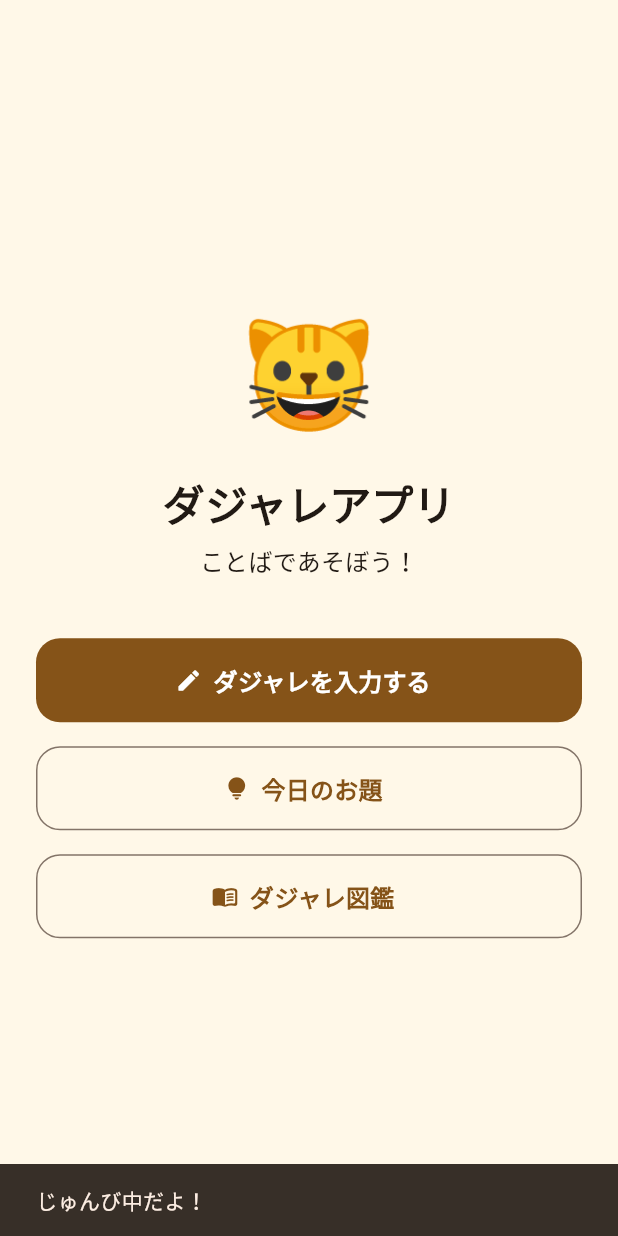
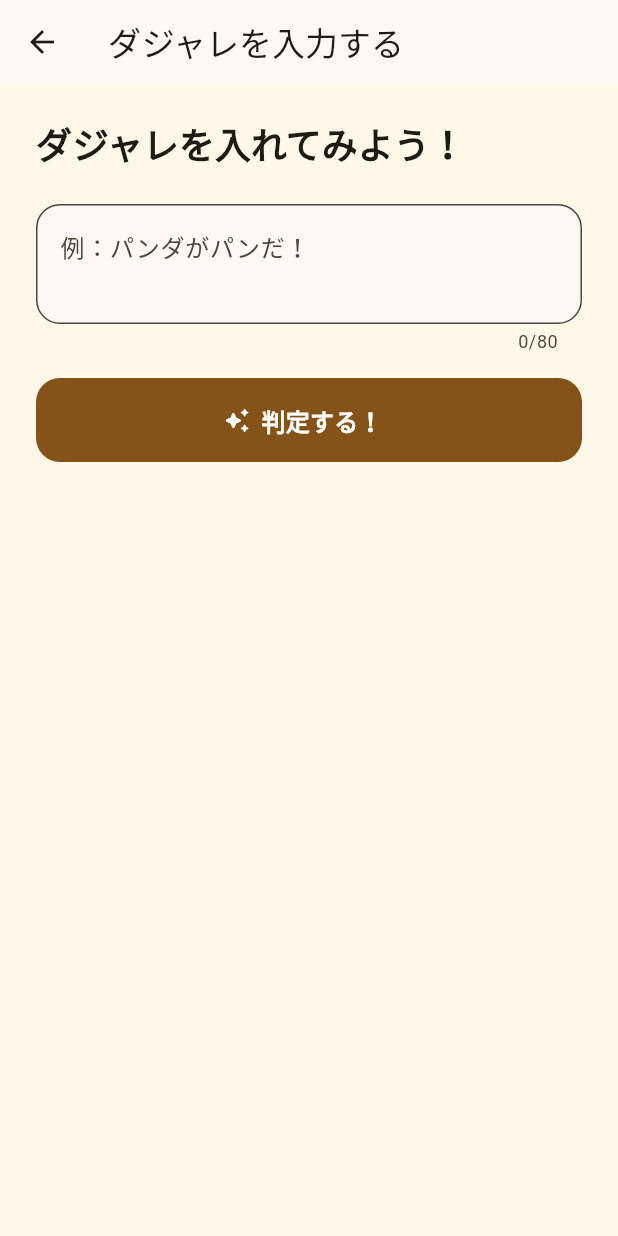
Before and after one commit to tt-chin/dajare-app, a Flutter app: the screen it shows after launch, after a tap on "ダジャレを入力する", on a phone screen of 412 x 824 dp. Run offline on Flutter 3.47's test engine with Material 3 defaults, Android fonts, the phone set to English and light mode, and no system bars.

Commit message:
Add dajare input flow

```diff
--- /dev/null
+++ b/lib/screens/dajare_input_screen.dart
@@ -0,0 +1,159 @@
+import 'package:flutter/material.dart';
+import 'package:flutter/services.dart';
+
+import '../widgets/primary_action_button.dart';
+
+const int maxDajareLength = 80;
+
+class DajareInputScreen extends StatefulWidget {
+  const DajareInputScreen({super.key});
+
+  @override
+  State<DajareInputScreen> createState() => _DajareInputScreenState();
+}
+
+class _DajareInputScreenState extends State<DajareInputScreen> {
+  final _controller = TextEditingController();
+
+  String? _errorText;
+  bool _isSubmitting = false;
+  bool _showMockResult = false;
+
+  @override
+  void dispose() {
+    _controller.dispose();
+    super.dispose();
+  }
+
+  Future<void> _judgeDajare() async {
+    final text = _controller.text.trim();
+
+    if (text.isEmpty) {
+      setState(() {
+        _errorText = 'ダジャレを入れてみてね！';
+        _showMockResult = false;
+      });
+      return;
+    }
+
+    if (text.length > maxDajareLength) {
+      setState(() {
+        _errorText = 'もう少し短くしてみてね！';
+        _showMockResult = false;
+      });
+      return;
+    }
+
+    FocusScope.of(context).unfocus();
+    setState(() {
+      _errorText = null;
+      _isSubmitting = true;
+      _showMockResult = false;
+    });
+
+    await Future<void>.delayed(const Duration(milliseconds: 300));
+    if (!mounted) {
+      return;
+    }
+
+    setState(() {
+      _isSubmitting = false;
+      _showMockResult = true;
+    });
+  }
+
+  @override
+  Widget build(BuildContext context) {
+    return Scaffold(
+      appBar: AppBar(title: const Text('ダジャレを入力する')),
+      body: SafeArea(
+        child: LayoutBuilder(
+          builder: (context, constraints) {
+            return SingleChildScrollView(
+              padding: const EdgeInsets.fromLTRB(24, 24, 24, 32),
+              child: Center(
+                child: ConstrainedBox(
+                  constraints: const BoxConstraints(maxWidth: 480),
+                  child: Column(
+                    crossAxisAlignment: CrossAxisAlignment.stretch,
+                    children: [
+                      Text(
+                        'ダジャレを入れてみよう！',
+                        style: Theme.of(context).textTheme.headlineSmall
+                            ?.copyWith(fontWeight: FontWeight.bold),
+                      ),
+                      const SizedBox(height: 24),
+                      TextField(
+                        key: const Key('dajare_input'),
+                        controller: _controller,
+                        enabled: !_isSubmitting,
+                        maxLength: maxDajareLength,
+                        maxLengthEnforcement: MaxLengthEnforcement.none,
+                        maxLines: 4,
+                        minLines: 2,
+                        textInputAction: TextInputAction.done,
+                        decoration: InputDecoration(
+                          hintText: '例：パンダがパンだ！',
+                          errorText: _errorText,
+                          filled: true,
+                          fillColor: Theme.of(context).colorScheme.surface,
+                          border: OutlineInputBorder(
+                            borderRadius: BorderRadius.circular(16),
+                          ),
+                        ),
+                        onSubmitted: (_) {
+                          if (!_isSubmitting) {
+                            _judgeDajare();
+                          }
+                        },
+                      ),
+                      const SizedBox(height: 16),
+                      PrimaryActionButton(
+                        key: const Key('judge_button'),
+                        label: '判定する！',
+                        icon: Icons.auto_awesome_rounded,
+                        onPressed: _isSubmitting ? null : _judgeDajare,
+                      ),
+                      if (_isSubmitting) ...[
+                        const SizedBox(height: 32),
+                        const Center(child: CircularProgressIndicator()),
+                        const SizedBox(height: 12),
+                        const Text('ダジャレチェック中！', textAlign: TextAlign.center),
+                      ],
+                      if (_showMockResult) ...[
+                        const SizedBox(height: 32),
+                        Card(
+                          child: Padding(
+                            padding: const EdgeInsets.all(24),
+                            child: Column(
+                              children: [
+                                Text(
+                                  '92点',
+                                  style: Theme.of(context)
+                                      .textTheme
+                                      .headlineLarge
+                                      ?.copyWith(fontWeight: FontWeight.bold),
+                                ),
+                                const SizedBox(height: 8),
+                                const Text('うまい！🤣'),
+                                const SizedBox(height: 8),
+                                const Text(
+                                  'これは一時的なローカル判定です。',
+                                  textAlign: TextAlign.center,
+                                ),
+                              ],
+                            ),
+                          ),
+                        ),
+                      ],
+                    ],
+                  ),
+                ),
+              ),
+            );
+          },
+        ),
+      ),
+    );
+  }
+}
--- a/lib/screens/home_screen.dart
+++ b/lib/screens/home_screen.dart
@@ -1,5 +1,6 @@
 import 'package:flutter/material.dart';
 
+import 'dajare_input_screen.dart';
 import '../widgets/primary_action_button.dart';
 
 class HomeScreen extends StatelessWidget {
@@ -13,6 +14,17 @@ class HomeScreen extends StatelessWidget {
   final VoidCallback? onDajareInput;
   final VoidCallback? onDailyTopic;
   final VoidCallback? onCollection;
+
+  void _openDajareInput(BuildContext context) {
+    if (onDajareInput != null) {
+      onDajareInput!();
+      return;
+    }
+
+    Navigator.of(
+      context,
+    ).push(MaterialPageRoute<void>(builder: (_) => const DajareInputScreen()));
+  }
 
   void _runAction(BuildContext context, VoidCallback? action) {
     if (action != null) {
@@ -66,7 +78,7 @@ class HomeScreen extends StatelessWidget {
                         PrimaryActionButton(
                           label: 'ダジャレを入力する',
                           icon: Icons.edit_rounded,
-                          onPressed: () => _runAction(context, onDajareInput),
+                          onPressed: () => _openDajareInput(context),
                         ),
                         const SizedBox(height: 16),
                         PrimaryActionButton(
--- a/lib/widgets/primary_action_button.dart
+++ b/lib/widgets/primary_action_button.dart
@@ -11,7 +11,7 @@ class PrimaryActionButton extends StatelessWidget {
 
   final String label;
   final IconData icon;
-  final VoidCallback onPressed;
+  final VoidCallback? onPressed;
   final bool isPrimary;
 
   @override
```
Also changed, not shown: 1 other file.
